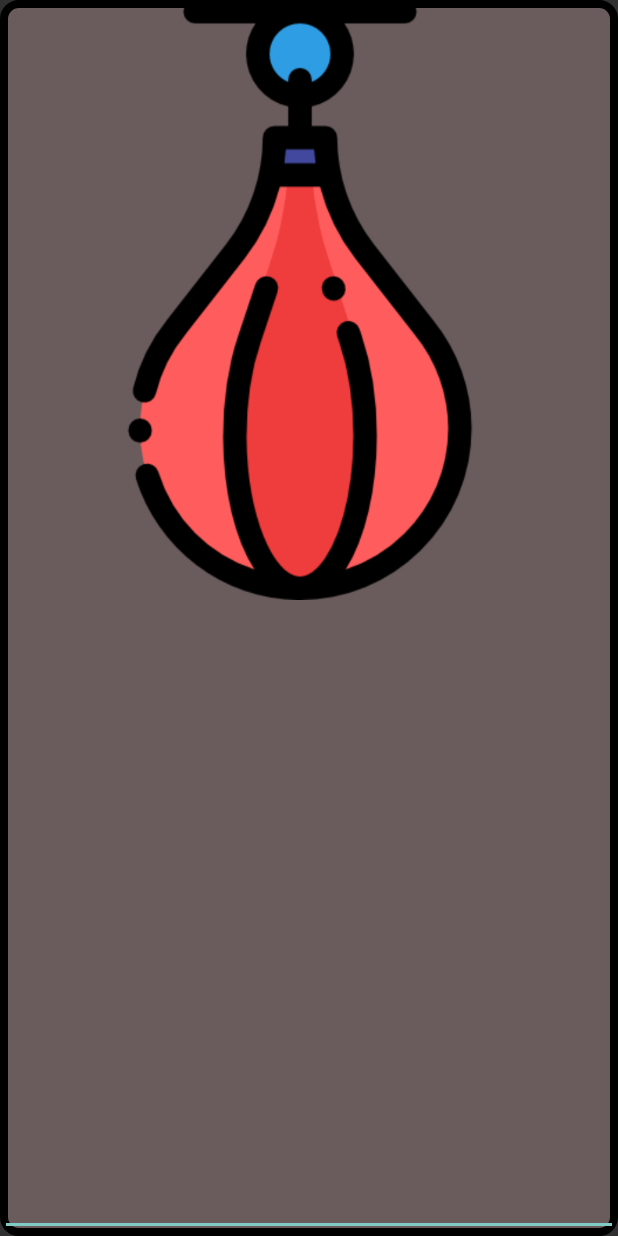
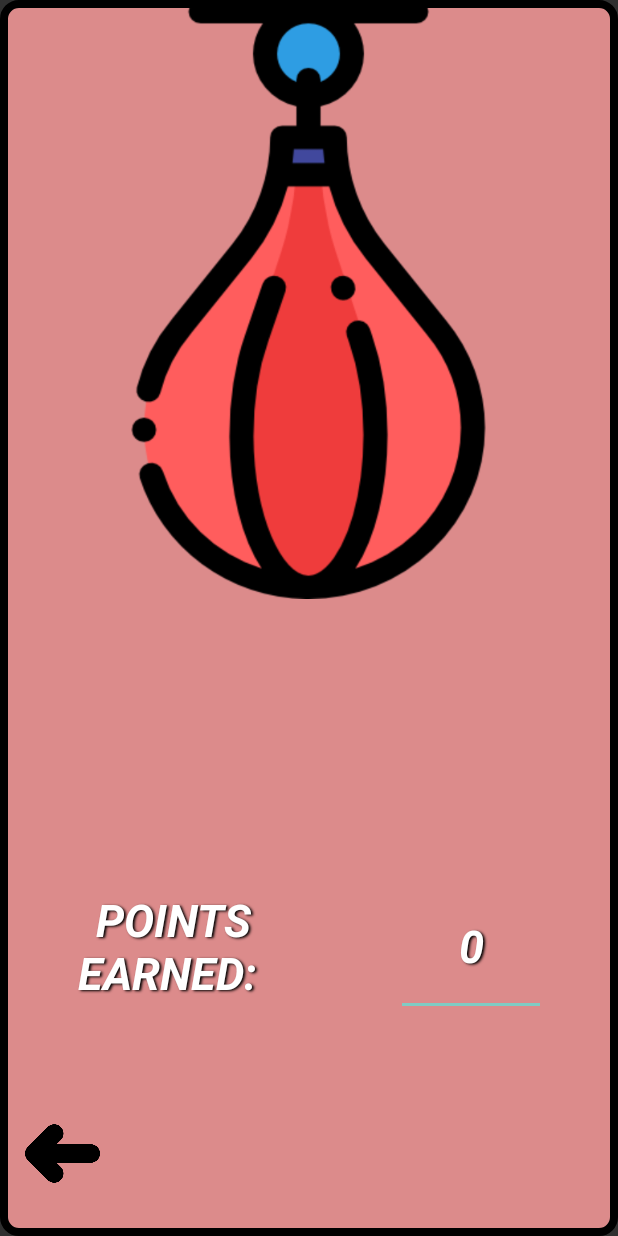
Before and after one commit to QuestonP/BagPuncher, an Android app: the layout speedbag_layout.xml on its own in the app's theme, with its tools: preview values and no code run, on a phone screen of 412 x 824 dp. Run offline under Robolectric (Android 15) with nearby library versions, the phone set to English and light mode, and no system bars.

Commit message:
Speedbag minigame start

```diff
--- a/app/src/main/AndroidManifest.xml
+++ b/app/src/main/AndroidManifest.xml
@@ -31,6 +31,12 @@
             android:parentActivityName=".MainActivity"
             android:launchMode="singleTop">
         </activity>
+
+        <activity android:name=".speedbagWindow"
+            android:theme="@style/Theme.AppCompat.NoActionBar"
+            android:parentActivityName=".MainActivity"
+            android:launchMode="singleTop">
+        </activity>
     </application>
 
 </manifest>
--- a/app/src/main/res/drawable/speedbag_bkgrd.xml
+++ b/app/src/main/res/drawable/speedbag_bkgrd.xml
@@ -1,7 +1,7 @@
 <?xml version="1.0" encoding="utf-8"?>
 <shape xmlns:android="http://schemas.android.com/apk/res/android">
     <solid
-        android:color="#6A5C5C"/>
+        android:color="#DC8B8B"/>
     <stroke
         android:color="@color/black"
         android:width="5sp"
--- a/app/src/main/res/layout/speedbag_layout.xml
+++ b/app/src/main/res/layout/speedbag_layout.xml
@@ -1,24 +1,101 @@
 <?xml version="1.0" encoding="utf-8"?>
 <androidx.constraintlayout.widget.ConstraintLayout xmlns:android="http://schemas.android.com/apk/res/android"
     xmlns:app="http://schemas.android.com/apk/res-auto"
+    xmlns:tools="http://schemas.android.com/tools"
     android:layout_width="match_parent"
     android:layout_height="match_parent"
     android:background="@drawable/speedbag_bkgrd">
 
+    <TextView
+        android:id="@+id/pageDirections"
+        android:layout_width="406dp"
+        android:layout_height="123dp"
+        android:gravity="center"
+        android:text="SWIPE FOR POINTS"
+        android:textColor="@color/white"
+        android:textSize="40sp"
+        android:textStyle="bold"
+        android:translationZ="90sp"
+        android:visibility="invisible"
+        app:layout_constraintBottom_toBottomOf="parent"
+        app:layout_constraintEnd_toEndOf="parent"
+        app:layout_constraintHorizontal_bias="1.0"
+        app:layout_constraintStart_toStartOf="parent"
+        app:layout_constraintTop_toTopOf="parent"
+        app:layout_constraintVertical_bias="0.626" />
+
     <Button
-        android:layout_width="400sp"
-        android:layout_height="400dp"
+        android:id="@+id/speedbagButton"
+        android:layout_width="411dp"
+        android:layout_height="399dp"
         android:background="@drawable/speedbag"
         app:layout_constraintBottom_toBottomOf="parent"
         app:layout_constraintEnd_toEndOf="parent"
         app:layout_constraintHorizontal_bias="0.0"
         app:layout_constraintStart_toStartOf="parent"
         app:layout_constraintTop_toTopOf="parent"
-        app:layout_constraintVertical_bias="0.0" />
+        app:layout_constraintVertical_bias="0.0"
+        android:clickable="true"
+        android:focusable="true"/>
+
+    <TextView
+        android:layout_width="185dp"
+        android:layout_height="85dp"
+        android:layout_marginTop="44dp"
+        android:shadowColor="#000000"
+        android:shadowDx="1.5"
+        android:shadowDy="1.3"
+        android:shadowRadius="1.6"
+        android:gravity="center"
+        android:text="Points Earned: "
+        android:textAllCaps="true"
+        android:textColor="@android:color/white"
+        android:textSize="30sp"
+        android:textStyle="italic|bold"
+        app:layout_constraintBottom_toBottomOf="parent"
+        app:layout_constraintEnd_toEndOf="parent"
+        app:layout_constraintHorizontal_bias="0.1"
+        app:layout_constraintStart_toStartOf="parent"
+        app:layout_constraintTop_toBottomOf="@+id/speedbagButton"
+        app:layout_constraintVertical_bias="0.489" />
 
     <EditText
-        android:layout_width="match_parent"
-        android:layout_height="match_parent"/>
+        android:id="@+id/score"
+        android:layout_width="100dp"
+        android:gravity="center"
+        android:layout_height="93dp"
+        android:layout_marginTop="44dp"
+        android:text="0"
+        android:shadowColor="#000000"
+        android:shadowDx="1.5"
+        android:shadowDy="1.3"
+        android:shadowRadius="1.6"
+        android:textAllCaps="true"
+        android:textColor="@android:color/white"
+        android:inputType="number"
+        android:textSize="30sp"
+        android:textStyle="italic|bold"
+        app:layout_constraintBottom_toBottomOf="parent"
+        app:layout_constraintEnd_toEndOf="parent"
+        app:layout_constraintHorizontal_bias="0.847"
+        app:layout_constraintStart_toStartOf="parent"
+        app:layout_constraintTop_toBottomOf="@+id/speedbagButton"
+        app:layout_constraintVertical_bias="0.489" />
+
+    <ImageButton
+        android:id="@+id/backButton"
+        android:layout_width="50dp"
+        android:layout_height="50dp"
+        android:background="@drawable/back"
+        app:layout_constraintBottom_toBottomOf="parent"
+        app:layout_constraintEnd_toEndOf="parent"
+        app:layout_constraintHorizontal_bias="0.046"
+        app:layout_constraintStart_toStartOf="parent"
+        app:layout_constraintTop_toTopOf="parent"
+        app:layout_constraintVertical_bias="0.961"
+        android:clickable="true" />
+
+
 
 
 </androidx.constraintlayout.widget.ConstraintLayout>
```
Also changed, not shown: app/src/main/java/com/example/bagpunchergame/MainActivity.java (+11 -1 lines), app/src/main/java/com/example/bagpunchergame/speedbagWindow.java (+44 -0 lines), app/src/main/res/layout/activity_main.xml (+12 -3 lines).
